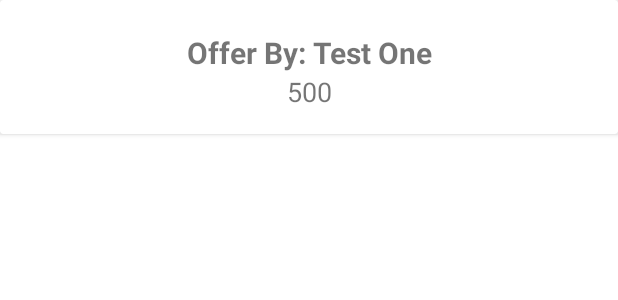
After one commit to D-Byrne/FYP_App, an Android app: the layout recycler_offer_car_view.xml on its own in the app's theme, with its tools: preview values and no code run, on a phone screen of 412 x 824 dp. The commit adds this screen. Shown: the top 300 px of the screen. Run offline under Robolectric (Android 15) with nearby library versions, the phone set to English and light mode, and no system bars.

Commit message:
Added recycler view under request for displaying offers.

```diff
--- a/app/src/main/res/layout/activity_view_request.xml
+++ b/app/src/main/res/layout/activity_view_request.xml
@@ -14,11 +14,13 @@
         app:layout_constraintTop_toTopOf="parent">
 
         <ScrollView
+            android:id="@+id/view_request_scroll_view"
             android:layout_width="match_parent"
-            android:layout_height="match_parent"
+            android:layout_height="wrap_content"
             android:fillViewport="false">
 
             <LinearLayout
+                android:id="@+id/linear_layout_request_view"
                 android:layout_width="match_parent"
                 android:layout_height="wrap_content"
                 android:layout_gravity="center_horizontal"
@@ -109,6 +111,7 @@
                     android:layout_width="match_parent"
                     android:layout_height="wrap_content"
                     android:gravity="center_horizontal"
+                    android:layout_marginBottom="10dp"
                     android:orientation="horizontal">
 
                 <com.google.android.material.textfield.TextInputLayout
@@ -150,6 +153,14 @@
 
         </ScrollView>
 
+        <androidx.recyclerview.widget.RecyclerView
+            android:id="@+id/recyclerView_offers"
+            android:layout_width="match_parent"
+            android:layout_height="match_parent"
+            android:scrollbars="vertical"
+            android:layout_below="@+id/view_request_scroll_view"
+            app:layout_behavior="@string/appbar_scrolling_view_behavior" />
+
     </RelativeLayout>
 
 </androidx.constraintlayout.widget.ConstraintLayout>
--- /dev/null
+++ b/app/src/main/res/layout/recycler_offer_car_view.xml
@@ -0,0 +1,43 @@
+<?xml version="1.0" encoding="utf-8"?>
+<androidx.cardview.widget.CardView
+    xmlns:android="http://schemas.android.com/apk/res/android"
+    android:layout_width="match_parent"
+    android:layout_height="wrap_content"
+    android:layout_marginBottom="8dp"
+    android:elevation="24dip">
+
+    <RelativeLayout
+        android:layout_width="match_parent"
+        android:layout_height="wrap_content"
+        android:padding="16dp">
+
+        <LinearLayout
+            android:layout_width="match_parent"
+            android:layout_height="wrap_content"
+            android:layout_marginTop="5dp"
+            android:orientation="vertical">
+
+            <TextView
+                android:id="@+id/list_offers_name"
+                android:layout_width="match_parent"
+                android:layout_height="wrap_content"
+                android:textSize="20sp"
+                android:textStyle="bold"
+                android:gravity="center"
+                android:text="Offer By: Test One"/>
+
+            <TextView
+                android:id="@+id/list_offers_amount"
+                android:layout_width="match_parent"
+                android:layout_height="wrap_content"
+                android:textSize="18sp"
+                android:gravity="center"
+                android:text="500"/>
+
+
+        </LinearLayout>
+
+
+    </RelativeLayout>
+
+</androidx.cardview.widget.CardView>
```
